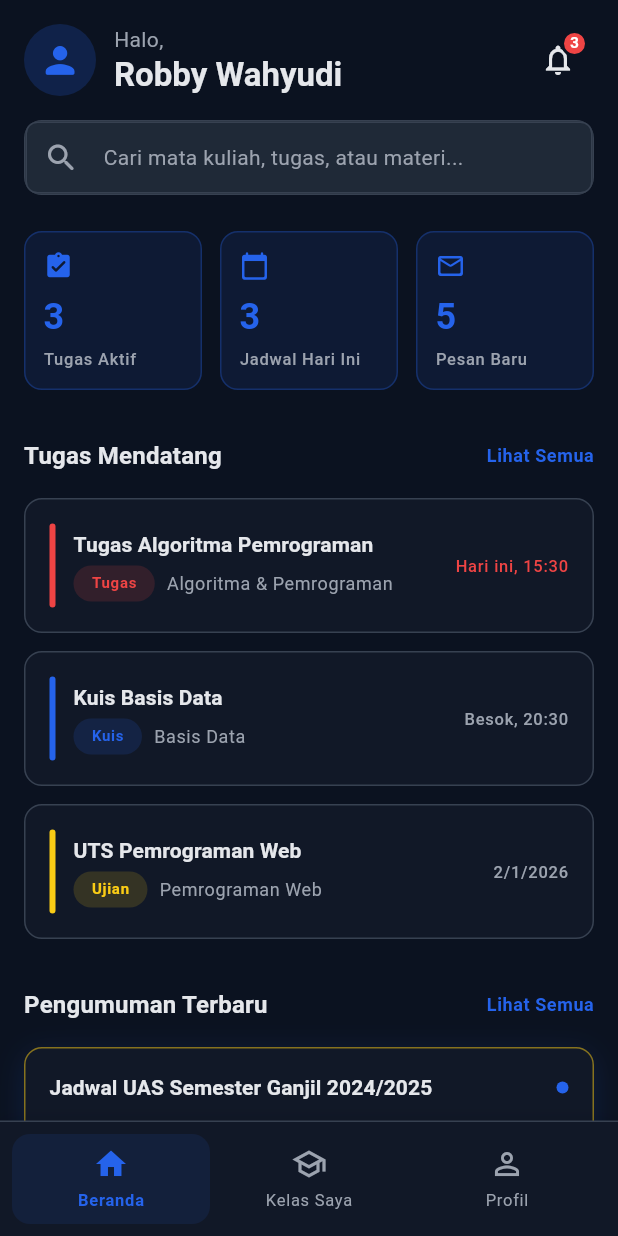
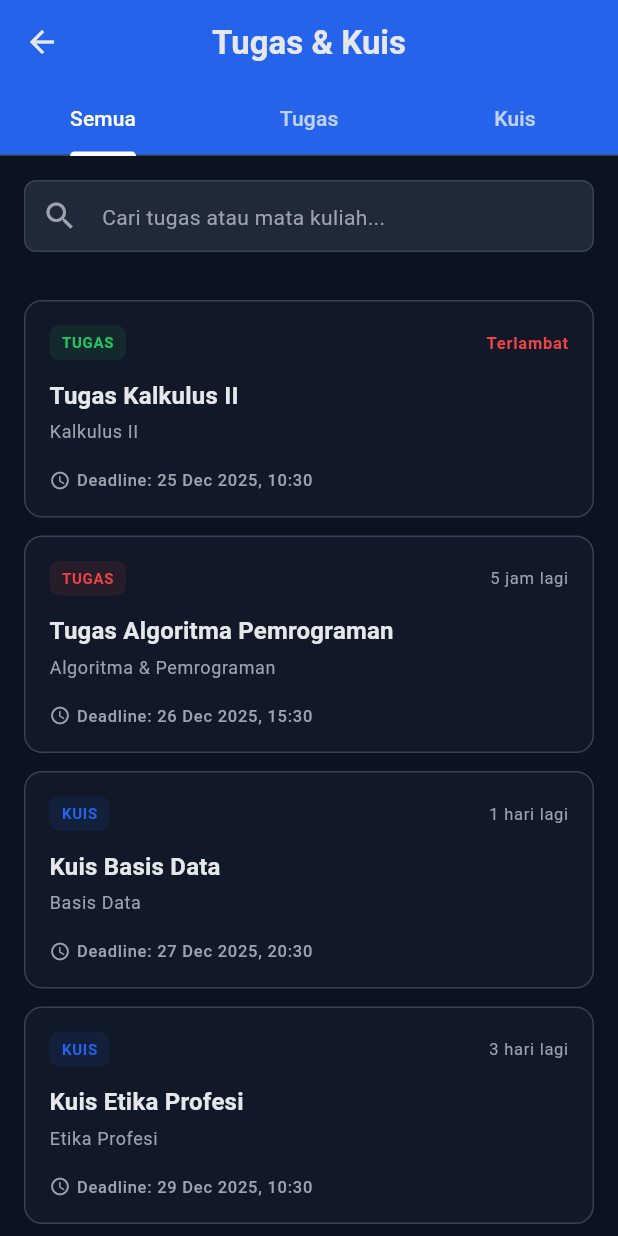
Before and after one commit to RobbyWahyudi/uimspace_app, a Flutter app: the MainNavigationShell screen opened directly, after a tap on an icon or button, on a phone screen of 412 x 824 dp. Run offline on Flutter 3.47's test engine with Material 3 defaults, Android fonts, the phone set to English and light mode, and no system bars.

Commit message:
Menambahkan halaman list tugas dan halaman list pengumuman

```diff
--- a/lib/features/assignments/presentation/assignment_list_page.dart
+++ b/lib/features/assignments/presentation/assignment_list_page.dart
@@ -0,0 +1,338 @@
+import 'package:flutter/material.dart';
+import 'package:uimspace_app/core/theme/space_theme.dart';
+import 'package:uimspace_app/core/widgets/space_card.dart';
+import 'package:uimspace_app/features/home/presentation/widgets/upcoming_tasks_section.dart';
+import 'package:intl/intl.dart';
+
+class AssignmentListPage extends StatefulWidget {
+  const AssignmentListPage({super.key});
+
+  @override
+  State<AssignmentListPage> createState() => _AssignmentListPageState();
+}
+
+class _AssignmentListPageState extends State<AssignmentListPage>
+    with SingleTickerProviderStateMixin {
+  late TabController _tabController;
+  final TextEditingController _searchController = TextEditingController();
+  String _searchQuery = '';
+
+  // Dummy data
+  final List<UpcomingTask> _allTasks = [
+    UpcomingTask(
+      id: '1',
+      title: 'Tugas Algoritma Pemrograman',
+      courseName: 'Algoritma & Pemrograman',
+      dueDate: DateTime.now().add(const Duration(hours: 5)),
+      priority: TaskPriority.urgent,
+      type: TaskType.assignment,
+    ),
+    UpcomingTask(
+      id: '2',
+      title: 'Kuis Basis Data',
+      courseName: 'Basis Data',
+      dueDate: DateTime.now().add(const Duration(days: 1, hours: 10)),
+      priority: TaskPriority.normal,
+      type: TaskType.quiz,
+    ),
+    UpcomingTask(
+      id: '3',
+      title: 'UTS Pemrograman Web',
+      courseName: 'Pemrograman Web',
+      dueDate: DateTime.now().add(const Duration(days: 7)),
+      priority: TaskPriority.high,
+      type: TaskType.exam,
+    ),
+    UpcomingTask(
+      id: '4',
+      title: 'Tugas Kalkulus II',
+      courseName: 'Kalkulus II',
+      dueDate: DateTime.now().subtract(const Duration(days: 1)),
+      priority: TaskPriority.low,
+      type: TaskType.assignment,
+    ),
+    UpcomingTask(
+      id: '5',
+      title: 'Kuis Etika Profesi',
+      courseName: 'Etika Profesi',
+      dueDate: DateTime.now().add(const Duration(days: 3)),
+      priority: TaskPriority.normal,
+      type: TaskType.quiz,
+    ),
+    UpcomingTask(
+      id: '6',
+      title: 'Project Akhir Mobile',
+      courseName: 'Pemrograman Mobile',
+      dueDate: DateTime.now().add(const Duration(days: 14)),
+      priority: TaskPriority.high,
+      type: TaskType.project,
+    ),
+  ];
+
+  @override
+  void initState() {
+    super.initState();
+    _tabController = TabController(length: 3, vsync: this);
+  }
+
+  @override
+  void dispose() {
+    _tabController.dispose();
+    _searchController.dispose();
+    super.dispose();
+  }
+
+  List<UpcomingTask> get _filteredTasks {
+    List<UpcomingTask> tasks = _allTasks;
+
+    // Filter by Tab
+    if (_tabController.index == 1) {
+      tasks = tasks
+          .where(
+            (t) => t.type == TaskType.assignment || t.type == TaskType.project,
+          )
+          .toList();
+    } else if (_tabController.index == 2) {
+      tasks = tasks
+          .where((t) => t.type == TaskType.quiz || t.type == TaskType.exam)
+          .toList();
+    }
+
+    // Filter by Search
+    if (_searchQuery.isNotEmpty) {
+      tasks = tasks
+          .where(
+            (t) =>
+                t.title.toLowerCase().contains(_searchQuery.toLowerCase()) ||
+                t.courseName.toLowerCase().contains(_searchQuery.toLowerCase()),
+          )
+          .toList();
+    }
+
+    // Sort by Due Date (Closest first)
+    tasks.sort((a, b) => a.dueDate.compareTo(b.dueDate));
+
+    return tasks;
+  }
+
+  @override
+  Widget build(BuildContext context) {
+    return Scaffold(
+      backgroundColor: SpaceColors.background,
+      appBar: AppBar(
+        title: const Text('Tugas & Kuis'),
+        backgroundColor: SpaceColors.primary,
+        foregroundColor: Colors.white,
+        surfaceTintColor: Colors.transparent,
+        bottom: TabBar(
+          controller: _tabController,
+          indicatorColor: Colors.white,
+          labelColor: Colors.white,
+          unselectedLabelColor: Colors.white.withValues(alpha: 0.7),
+          onTap: (index) => setState(() {}),
+          tabs: const [
+            Tab(text: 'Semua'),
+            Tab(text: 'Tugas'),
+            Tab(text: 'Kuis'),
+          ],
+        ),
+      ),
+      body: SafeArea(
+        child: Column(
+          children: [
+            _buildSearchField(),
+            Expanded(
+              child: _filteredTasks.isEmpty
+                  ? _buildEmptyState()
+                  : ListView.builder(
+                      padding: const EdgeInsets.all(16),
+                      itemCount: _filteredTasks.length,
+                      itemBuilder: (context, index) {
+                        return _AssignmentCard(task: _filteredTasks[index]);
+                      },
+                    ),
+            ),
+          ],
+        ),
+      ),
+    );
+  }
+
+  Widget _buildSearchField() {
+    return Padding(
+      padding: const EdgeInsets.all(16.0),
+      child: TextField(
+        controller: _searchController,
+        onChanged: (value) => setState(() => _searchQuery = value),
+        decoration: InputDecoration(
+          hintText: 'Cari tugas atau mata kuliah...',
+          prefixIcon: const Icon(
+            Icons.search,
+            color: SpaceColors.textSecondary,
+          ),
+          suffixIcon: _searchQuery.isNotEmpty
+              ? IconButton(
+                  icon: const Icon(
+                    Icons.clear,
+                    color: SpaceColors.textSecondary,
+                  ),
+                  onPressed: () {
+                    _searchController.clear();
+                    setState(() => _searchQuery = '');
+                  },
+                )
+              : null,
+          filled: true,
+          fillColor: SpaceColors.surfaceVariant,
+          border: OutlineInputBorder(
+            borderRadius: BorderRadius.circular(12),
+            borderSide: BorderSide.none,
+          ),
+        ),
+      ),
+    );
+  }
+
+  Widget _buildEmptyState() {
+    return Center(
+      child: Column(
+        mainAxisAlignment: MainAxisAlignment.center,
+        children: [
+          Icon(
+            Icons.assignment_turned_in_outlined,
+            size: 64,
+            color: SpaceColors.textSecondary.withValues(alpha: 0.5),
+          ),
+          const SizedBox(height: 16),
+          Text(
+            'Tidak ada tugas ditemukan',
+            style: SpaceTextStyles.titleMedium.copyWith(
+              color: SpaceColors.textSecondary,
+            ),
+          ),
+        ],
+      ),
+    );
+  }
+}
+
+class _AssignmentCard extends StatelessWidget {
+  final UpcomingTask task;
+
+  const _AssignmentCard({required this.task});
+
+  Color get _priorityColor {
+    return switch (task.priority) {
+      TaskPriority.urgent => SpaceColors.error,
+      TaskPriority.high => SpaceColors.warning,
+      TaskPriority.normal => SpaceColors.primary,
+      TaskPriority.low => SpaceColors.success,
+    };
+  }
+
+  String get _typeLabel {
+    return switch (task.type) {
+      TaskType.assignment => 'Tugas',
+      TaskType.quiz => 'Kuis',
+      TaskType.project => 'Proyek',
+      TaskType.exam => 'Ujian',
+    };
+  }
+
+  @override
+  Widget build(BuildContext context) {
+    final isOverdue = task.dueDate.isBefore(DateTime.now());
+
+    return Padding(
+      padding: const EdgeInsets.only(bottom: 12.0),
+      child: SpaceCard(
+        onTap: () {
+          // Navigate to detail
+        },
+        child: Column(
+          crossAxisAlignment: CrossAxisAlignment.start,
+          children: [
+            Row(
+              mainAxisAlignment: MainAxisAlignment.spaceBetween,
+              children: [
+                Container(
+                  padding: const EdgeInsets.symmetric(
+                    horizontal: 8,
+                    vertical: 4,
+                  ),
+                  decoration: BoxDecoration(
+                    color: _priorityColor.withValues(alpha: 0.1),
+                    borderRadius: BorderRadius.circular(6),
+                  ),
+                  child: Text(
+                    _typeLabel.toUpperCase(),
+                    style: SpaceTextStyles.labelSmall.copyWith(
+                      color: _priorityColor,
+                      fontWeight: FontWeight.bold,
+                      fontSize: 10,
+                    ),
+                  ),
+                ),
+                Text(
+                  _getRemainingTime(task.dueDate),
+                  style: SpaceTextStyles.labelSmall.copyWith(
+                    color: isOverdue
+                        ? SpaceColors.error
+                        : SpaceColors.textSecondary,
+                    fontWeight: isOverdue ? FontWeight.bold : FontWeight.normal,
+                  ),
+                ),
+              ],
+            ),
+            const SizedBox(height: 12),
+            Text(
+              task.title,
+              style: SpaceTextStyles.titleMedium.copyWith(
+                fontWeight: FontWeight.bold,
+              ),
+            ),
+            const SizedBox(height: 4),
+            Text(
+              task.courseName,
+              style: SpaceTextStyles.bodySmall.copyWith(
+                color: SpaceColors.textSecondary,
+              ),
+            ),
+            const SizedBox(height: 16),
+            Row(
+              children: [
+                Icon(
+                  Icons.access_time,
+                  size: 14,
+                  color: SpaceColors.textSecondary,
+                ),
+                const SizedBox(width: 4),
+                Text(
+                  'Deadline: ${DateFormat('dd MMM yyyy, HH:mm').format(task.dueDate)}',
+                  style: SpaceTextStyles.labelSmall.copyWith(
+                    color: SpaceColors.textSecondary,
+                  ),
+                ),
+              ],
+            ),
+          ],
+        ),
+      ),
+    );
+  }
+
+  String _getRemainingTime(DateTime date) {
+    final now = DateTime.now();
+    final difference = date.difference(now);
+
+    if (difference.isNegative) {
+      return 'Terlambat';
+    } else if (difference.inDays > 0) {
+      return '${difference.inDays} hari lagi';
+    } else if (difference.inHours > 0) {
+      return '${difference.inHours} jam lagi';
+    } else {
+      return '${difference.inMinutes} menit lagi';
+    }
+  }
+}
--- a/lib/features/home/presentation/home_page.dart
+++ b/lib/features/home/presentation/home_page.dart
@@ -6,6 +6,9 @@ import 'package:uimspace_app/features/notifications/presentation/notification_pa
 import 'package:uimspace_app/features/profile/presentation/profile_page.dart';
 import 'package:uimspace_app/features/courses/models/course_model.dart';
 import 'package:uimspace_app/features/courses/presentation/course_detail_page.dart';
+import 'package:uimspace_app/features/courses/presentation/my_courses_page.dart';
+import 'package:uimspace_app/features/assignments/presentation/assignment_list_page.dart';
+import 'announcements_list_page.dart';
 
 /// Halaman Beranda (Home)
 /// Menampilkan dashboard utama dengan:
@@ -15,7 +18,8 @@ import 'package:uimspace_app/features/courses/presentation/course_detail_page.da
 /// - Pengumuman terbaru
 /// - Ringkasan progres kelas
 class HomePage extends StatefulWidget {
-  const HomePage({super.key});
+  final void Function(int)? onTabChangeRequested;
+  const HomePage({super.key, this.onTabChangeRequested});
 
   @override
   State<HomePage> createState() => _HomePageState();
@@ -401,8 +405,10 @@ class _HomePageState extends State<HomePage> {
   }
 
   void _onViewAllTasks() {
-    // TODO: Navigate to all tasks page
-    debugPrint('View All Tasks');
+    Navigator.push(
+      context,
+      MaterialPageRoute(builder: (context) => const AssignmentListPage()),
+    );
   }
 
   void _onTaskTap(UpcomingTask task) {
@@ -411,8 +417,13 @@ class _HomePageState extends State<HomePage> {
   }
 
   void _onViewAllAnnouncements() {
-    // TODO: Navigate to all announcements page
-    debugPrint('View All Announcements');
+    Navigator.push(
+      context,
+      MaterialPageRoute(
+        builder: (context) =>
+            AnnouncementsListPage(announcements: _announcements),
+      ),
+    );
   }
 
   void _onAnnouncementTap(Announcement announcement) {
@@ -421,8 +432,15 @@ class _HomePageState extends State<HomePage> {
   }
 
   void _onViewAllCourses() {
-    // TODO: Navigate to all courses page
-    debugPrint('View All Courses');
+    if (widget.onTabChangeRequested != null) {
+      widget.onTabChangeRequested!(1); // Index 1 is MyCoursesPage
+    } else {
+      // Fallback if callback is not provided
+      Navigator.push(
+        context,
+        MaterialPageRoute(builder: (context) => const MyCoursesPage()),
+      );
+    }
   }
 
   void _onCourseTap(CourseProgress course) {
--- a/lib/features/home/presentation/widgets/announcements_section.dart
+++ b/lib/features/home/presentation/widgets/announcements_section.dart
@@ -49,19 +49,23 @@ class AnnouncementsSection extends StatelessWidget {
           actionText: 'Lihat Semua',
           onAction: onViewAll,
         ),
-        if (announcements.isEmpty)
+        if (announcements.where((a) => !a.isRead).isEmpty)
           _buildEmptyState()
         else
           ListView.separated(
             shrinkWrap: true,
             physics: const NeverScrollableScrollPhysics(),
-            itemCount: announcements.length > 2 ? 2 : announcements.length,
+            itemCount: 1, // Focus on only one latest unread
             separatorBuilder: (context, index) =>
                 const SizedBox(height: SpaceDimensions.spacing12),
             itemBuilder: (context, index) {
+              final unreadAnnouncements = announcements
+                  .where((a) => !a.isRead)
+                  .toList();
               return _AnnouncementItem(
-                announcement: announcements[index],
-                onTap: () => onAnnouncementTap?.call(announcements[index]),
+                announcement: unreadAnnouncements[index],
+                onTap: () =>
+                    onAnnouncementTap?.call(unreadAnnouncements[index]),
               );
             },
           ),
--- a/lib/navigation/bottom_navigation.dart
+++ b/lib/navigation/bottom_navigation.dart
@@ -30,11 +30,17 @@ class _MainNavigationShellState extends State<MainNavigationShell> {
   int _currentIndex = 0;
 
   // Daftar halaman
-  final List<Widget> _pages = const [
-    HomePage(),
-    MyCoursesPage(),
-    ProfilePage(),
-  ];
+  late final List<Widget> _pages;
+
+  @override
+  void initState() {
+    super.initState();
+    _pages = [
+      HomePage(onTabChangeRequested: _onNavItemTapped),
+      const MyCoursesPage(),
+      const ProfilePage(),
+    ];
+  }
 
   // Daftar item navigasi
   final List<NavItem> _navItems = const [
```
Also changed, not shown: lib/features/home/presentation/announcements_list_page.dart (added, +240 -0 lines).
